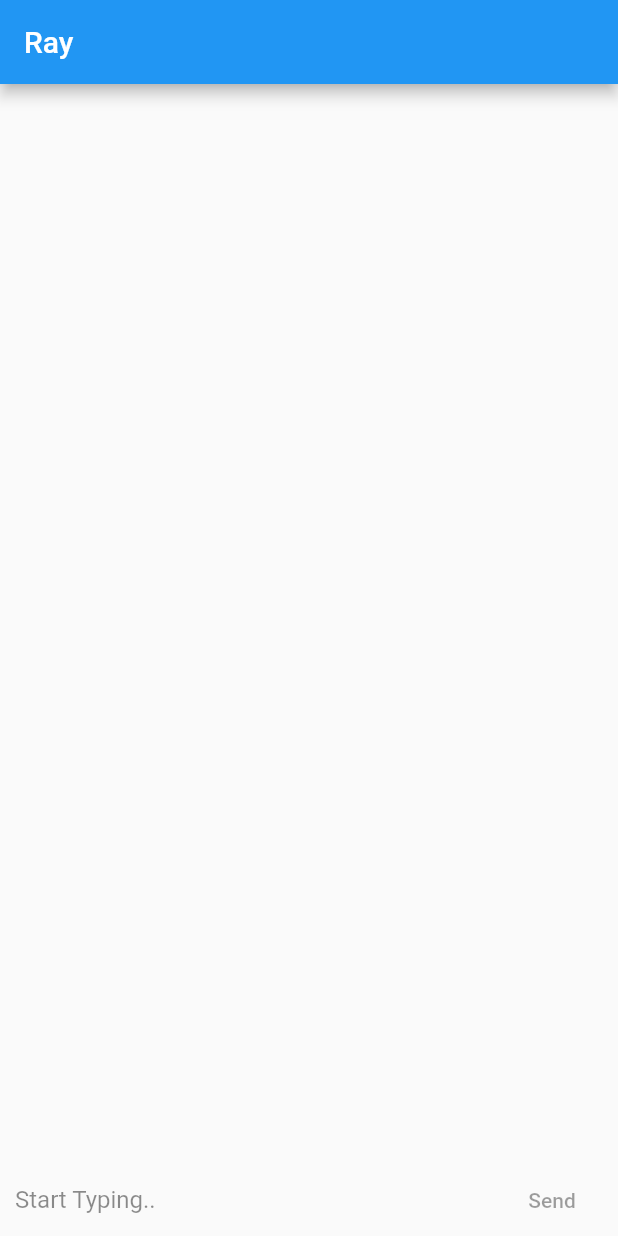
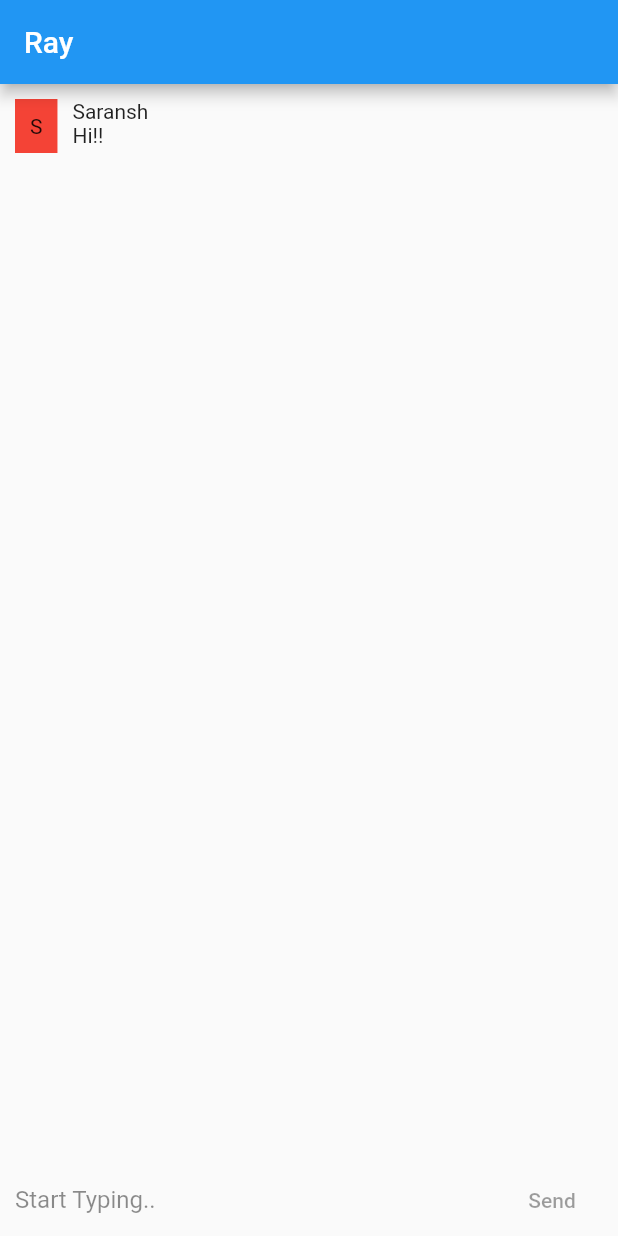
Before and after one commit to saranshgupta1995/Ray---chat, a Flutter app: the screen it shows after launch, on a phone screen of 412 x 824 dp. Run offline on Flutter 3.47's test engine with Material 2 defaults, Android fonts, the phone set to English and light mode, and no system bars.

Commit message:
basic chat ui

```diff
--- a/lib/components/chat-component.dart
+++ b/lib/components/chat-component.dart
@@ -1,10 +1,57 @@
 import 'package:flutter/material.dart';
 
 class _ChatWindowState extends State<ChatWindow> {
+  final chatData = [
+    {'n': 'S', 'c': 'Hi!!', 't': 'bot', 'name': 'Saransh'}
+  ];
+
   Widget build(BuildContext context) {
     return Expanded(
-      child: Row(),
-    );
+        child: ListView(
+            padding: EdgeInsets.fromLTRB(10, 0, 10, 0),
+            children: List.generate(chatData.length, (i) {
+              if (chatData[i]['t'] == 'bot')
+                return Container(
+                  padding: EdgeInsets.symmetric(vertical: 10),
+                  // elevation: 0,
+                  child: Row(
+                    crossAxisAlignment: CrossAxisAlignment.start,
+                    children: <Widget>[
+                      Column(
+                        children: <Widget>[
+                          Container(
+                            // height: 50,
+                            // width: 50,
+                            decoration: BoxDecoration(
+                              color: Colors.red,
+                              // borderRadius: BorderRadius.circular(10)
+                            ),
+                            padding: EdgeInsets.all(10),
+                            child: Text(chatData[i]['n']),
+                          ),
+                        ],
+                      ),
+                      Expanded(
+                        child: Column(
+                          crossAxisAlignment: CrossAxisAlignment.start,
+                          children: <Widget>[
+                            Padding(
+                              padding: EdgeInsets.fromLTRB(10, 0, 10, 0),
+                              child: Text(
+                                chatData[i]['name'],
+                              ),
+                            ),
+                            Padding(
+                              padding: EdgeInsets.fromLTRB(10, 0, 10, 0),
+                              child: Text(chatData[i]['c']),
+                            ),
+                          ],
+                        ),
+                      ),
+                    ],
+                  ),
+                );
+            })));
   }
 }
 
```
